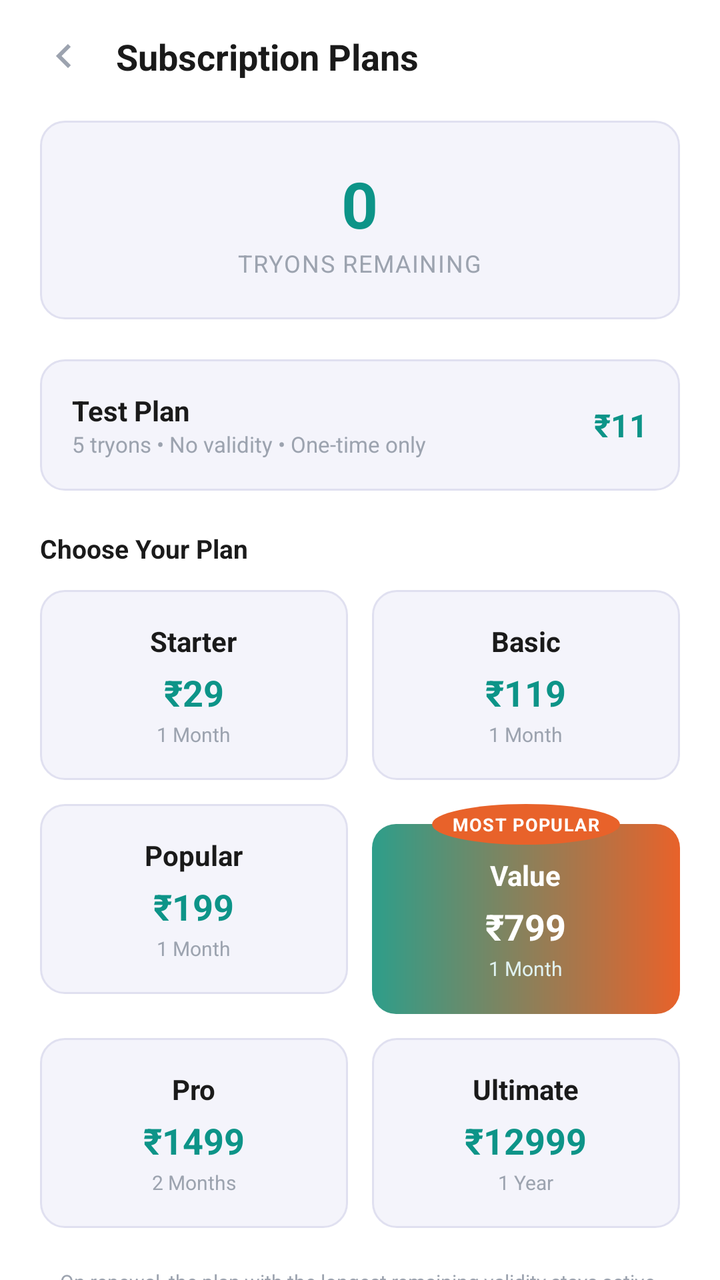
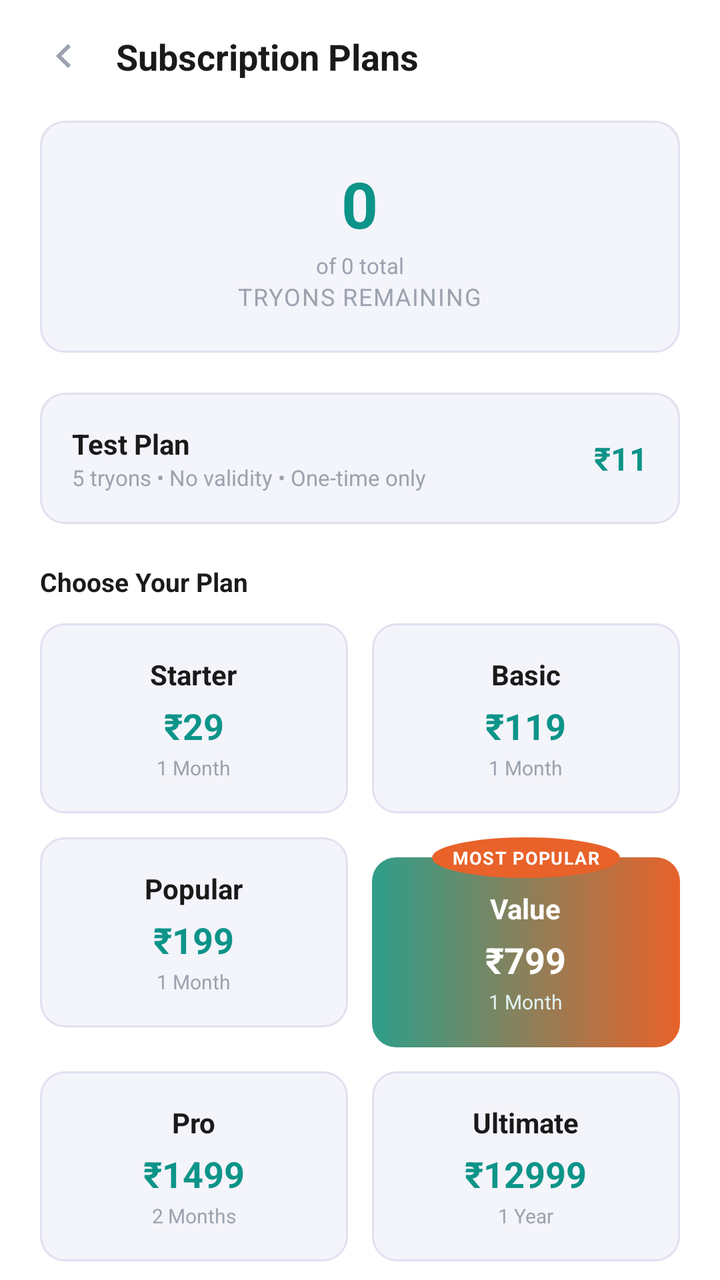

The first picture is an Android layout as it rendered before a commit; the second is the same layout after the commit. The layout source and the unified diff follow.
<!-- AndroidManifest.xml: application theme Theme.FloatingApp -->
<!-- res/layout/activity_subscription.xml -->
<?xml version="1.0" encoding="utf-8"?>
<RelativeLayout
    xmlns:android="http://schemas.android.com/apk/res/android"
    android:layout_width="match_parent"
    android:layout_height="match_parent"
    android:background="#ffffff">

    
    <LinearLayout
        android:id="@+id/topBar"
        android:layout_width="match_parent"
        android:layout_height="wrap_content"
        android:layout_alignParentTop="true"
        android:orientation="horizontal"
        android:gravity="center_vertical"
        android:paddingStart="20dp"
        android:paddingEnd="20dp"
        android:paddingTop="16dp"
        android:paddingBottom="12dp">

        <ImageView
            android:id="@+id/btnBack"
            android:layout_width="24dp"
            android:layout_height="24dp"
            android:src="@drawable/ic_arrow_right"
            android:rotation="180"
            android:clickable="true"
            android:focusable="true"
            android:layout_marginEnd="14dp"/>

        <TextView
            android:layout_width="wrap_content"
            android:layout_height="wrap_content"
            android:text="Subscription Plans"
            android:textColor="#1a1a1a"
            android:textSize="18sp"
            android:textStyle="bold"/>
    </LinearLayout>

    <ScrollView
        android:layout_width="match_parent"
        android:layout_height="match_parent"
        android:layout_below="@id/topBar"
        android:fillViewport="true"
        android:clipToPadding="false">

        <LinearLayout
            android:layout_width="match_parent"
            android:layout_height="wrap_content"
            android:orientation="vertical"
            android:paddingStart="20dp"
            android:paddingEnd="20dp"
            android:paddingTop="8dp"
            android:paddingBottom="32dp">

            
            <LinearLayout
                android:layout_width="match_parent"
                android:layout_height="wrap_content"
                android:orientation="vertical"
                android:gravity="center"
                android:background="@drawable/bg_input"
                android:padding="20dp"
                android:layout_marginBottom="20dp">

                <TextView
                    android:id="@+id/tvCurrentTryons"
                    android:layout_width="wrap_content"
                    android:layout_height="wrap_content"
                    android:text="0"
                    android:textColor="#0d9488"
                    android:textSize="32sp"
                    android:textStyle="bold"/>

                <TextView
                    android:layout_width="wrap_content"
                    android:layout_height="wrap_content"
                    android:text="Tryons Remaining"
                    android:textColor="#9ca3af"
                    android:textSize="12sp"
                    android:textAllCaps="true"
                    android:letterSpacing="0.05"/>
            </LinearLayout>

            
            <LinearLayout
                android:id="@+id/activePlanCard"
                android:layout_width="match_parent"
                android:layout_height="wrap_content"
                android:orientation="vertical"
                android:background="@drawable/bg_input"
                android:padding="16dp"
                android:layout_marginBottom="20dp"
                android:visibility="gone">

                <TextView
                    android:layout_width="wrap_content"
                    android:layout_height="wrap_content"
                    android:text="ACTIVE PLAN"
                    android:textColor="#9ca3af"
                    android:textSize="10sp"
                    android:textAllCaps="true"
                    android:letterSpacing="0.05"/>

                <TextView
                    android:id="@+id/tvActivePlanName"
                    android:layout_width="wrap_content"
                    android:layout_height="wrap_content"
                    android:textColor="#1a1a1a"
                    android:textSize="16sp"
                    android:textStyle="bold"
                    android:layout_marginTop="4dp"/>

                <TextView
                    android:id="@+id/tvActivePlanExpiry"
                    android:layout_width="wrap_content"
                    android:layout_height="wrap_content"
                    android:textColor="#9ca3af"
                    android:textSize="11sp"
                    android:layout_marginTop="2dp"/>
            </LinearLayout>

            
            <LinearLayout
                android:id="@+id/planTest"
                android:layout_width="match_parent"
                android:layout_height="wrap_content"
                android:orientation="horizontal"
                android:gravity="center_vertical"
                android:background="@drawable/bg_input"
                android:padding="16dp"
                android:layout_marginBottom="12dp"
                android:clickable="true"
                android:focusable="true">

                <LinearLayout
                    android:layout_width="0dp"
                    android:layout_height="wrap_content"
                    android:layout_weight="1"
                    android:orientation="vertical">

                    <TextView
                        android:layout_width="wrap_content"
                        android:layout_height="wrap_content"
                        android:text="Test Plan"
                        android:textColor="#1a1a1a"
                        android:textSize="14sp"
                        android:textStyle="bold"/>

                    <TextView
                        android:layout_width="wrap_content"
                        android:layout_height="wrap_content"
                        android:text="5 tryons • No validity • One-time only"
                        android:textColor="#9ca3af"
                        android:textSize="11sp"/>
                </LinearLayout>

                <TextView
                    android:layout_width="wrap_content"
                    android:layout_height="wrap_content"
                    android:text="₹11"
                    android:textColor="#0d9488"
                    android:textSize="16sp"
                    android:textStyle="bold"/>
            </LinearLayout>

            
            <TextView
                android:layout_width="wrap_content"
                android:layout_height="wrap_content"
                android:text="Choose Your Plan"
                android:textColor="#1a1a1a"
                android:textSize="13sp"
                android:textStyle="bold"
                android:layout_marginTop="8dp"
                android:layout_marginBottom="12dp"/>

            
            <LinearLayout
                android:layout_width="match_parent"
                android:layout_height="wrap_content"
                android:orientation="horizontal"
                android:layout_marginBottom="12dp">

                <LinearLayout
                    android:id="@+id/plan1"
                    android:layout_width="0dp"
                    android:layout_height="wrap_content"
                    android:layout_weight="1"
                    android:orientation="vertical"
                    android:gravity="center"
                    android:background="@drawable/bg_input"
                    android:padding="16dp"
                    android:layout_marginEnd="6dp"
                    android:clickable="true"
                    android:focusable="true">

                    <TextView
                        android:layout_width="wrap_content"
                        android:layout_height="wrap_content"
                        android:text="Starter"
                        android:textColor="#1a1a1a"
                        android:textSize="14sp"
                        android:textStyle="bold"/>

                    <TextView
                        android:layout_width="wrap_content"
                        android:layout_height="wrap_content"
                        android:text="₹29"
                        android:textColor="#0d9488"
                        android:textSize="18sp"
                        android:textStyle="bold"
                        android:layout_marginTop="4dp"/>

                    <TextView
                        android:layout_width="wrap_content"
                        android:layout_height="wrap_content"
                        android:text="1 Month"
                        android:textColor="#9ca3af"
                        android:textSize="10sp"
                        android:layout_marginTop="2dp"/>
                </LinearLayout>

                <LinearLayout
                    android:id="@+id/plan5"
                    android:layout_width="0dp"
                    android:layout_height="wrap_content"
                    android:layout_weight="1"
                    android:orientation="vertical"
                    android:gravity="center"
                    android:background="@drawable/bg_input"
                    android:padding="16dp"
                    android:layout_marginStart="6dp"
                    android:clickable="true"
                    android:focusable="true">

                    <TextView
                        android:layout_width="wrap_content"
                        android:layout_height="wrap_content"
                        android:text="Basic"
                        android:textColor="#1a1a1a"
                        android:textSize="14sp"
                        android:textStyle="bold"/>

                    <TextView
                        android:layout_width="wrap_content"
                        android:layout_height="wrap_content"
                        android:text="₹119"
                        android:textColor="#0d9488"
                        android:textSize="18sp"
                        android:textStyle="bold"
                        android:layout_marginTop="4dp"/>

                    <TextView
                        android:layout_width="wrap_content"
                        android:layout_height="wrap_content"
                        android:text="1 Month"
                        android:textColor="#9ca3af"
                        android:textSize="10sp"
                        android:layout_marginTop="2dp"/>
                </LinearLayout>
            </LinearLayout>

            
            <LinearLayout
                android:layout_width="match_parent"
                android:layout_height="wrap_content"
                android:orientation="horizontal"
                android:layout_marginBottom="12dp">

                <LinearLayout
                    android:id="@+id/plan10"
                    android:layout_width="0dp"
                    android:layout_height="wrap_content"
                    android:layout_weight="1"
                    android:orientation="vertical"
                    android:gravity="center"
                    android:background="@drawable/bg_input"
                    android:padding="16dp"
                    android:layout_marginEnd="6dp"
                    android:clickable="true"
                    android:focusable="true">

                    <TextView
                        android:layout_width="wrap_content"
                        android:layout_height="wrap_content"
                        android:text="Popular"
                        android:textColor="#1a1a1a"
                        android:textSize="14sp"
                        android:textStyle="bold"/>

                    <TextView
                        android:layout_width="wrap_content"
                        android:layout_height="wrap_content"
                        android:text="₹199"
                        android:textColor="#0d9488"
                        android:textSize="18sp"
                        android:textStyle="bold"
                        android:layout_marginTop="4dp"/>

                    <TextView
                        android:layout_width="wrap_content"
                        android:layout_height="wrap_content"
                        android:text="1 Month"
                        android:textColor="#9ca3af"
                        android:textSize="10sp"
                        android:layout_marginTop="2dp"/>
                </LinearLayout>

                <FrameLayout
                    android:layout_width="0dp"
                    android:layout_height="wrap_content"
                    android:layout_weight="1"
                    android:layout_marginStart="6dp">

                    <LinearLayout
                        android:id="@+id/plan50"
                        android:layout_width="match_parent"
                        android:layout_height="wrap_content"
                        android:orientation="vertical"
                        android:gravity="center"
                        android:background="@drawable/bg_teal_btn"
                        android:padding="16dp"
                        android:layout_marginTop="10dp"
                        android:clickable="true"
                        android:focusable="true">

                        <TextView
                            android:layout_width="wrap_content"
                            android:layout_height="wrap_content"
                            android:text="Value"
                            android:textColor="#ffffff"
                            android:textSize="14sp"
                            android:textStyle="bold"/>

                        <TextView
                            android:layout_width="wrap_content"
                            android:layout_height="wrap_content"
                            android:text="₹799"
                            android:textColor="#ffffff"
                            android:textSize="18sp"
                            android:textStyle="bold"
                            android:layout_marginTop="4dp"/>

                        <TextView
                            android:layout_width="wrap_content"
                            android:layout_height="wrap_content"
                            android:text="1 Month"
                            android:textColor="#e0f2f1"
                            android:textSize="10sp"
                            android:layout_marginTop="2dp"/>
                    </LinearLayout>

                    <TextView
                        android:layout_width="wrap_content"
                        android:layout_height="wrap_content"
                        android:layout_gravity="top|center_horizontal"
                        android:text="MOST POPULAR"
                        android:textColor="#ffffff"
                        android:textSize="9sp"
                        android:textStyle="bold"
                        android:letterSpacing="0.05"
                        android:background="@drawable/bg_dot_orange"
                        android:paddingStart="10dp"
                        android:paddingEnd="10dp"
                        android:paddingTop="4dp"
                        android:paddingBottom="4dp"/>
                </FrameLayout>
            </LinearLayout>

            
            <LinearLayout
                android:layout_width="match_parent"
                android:layout_height="wrap_content"
                android:orientation="horizontal"
                android:layout_marginBottom="20dp">

                <LinearLayout
                    android:id="@+id/plan100"
                    android:layout_width="0dp"
                    android:layout_height="wrap_content"
                    android:layout_weight="1"
                    android:orientation="vertical"
                    android:gravity="center"
                    android:background="@drawable/bg_input"
                    android:padding="16dp"
                    android:layout_marginEnd="6dp"
                    android:clickable="true"
                    android:focusable="true">

                    <TextView
                        android:layout_width="wrap_content"
                        android:layout_height="wrap_content"
                        android:text="Pro"
                        android:textColor="#1a1a1a"
                        android:textSize="14sp"
                        android:textStyle="bold"/>

                    <TextView
                        android:layout_width="wrap_content"
                        android:layout_height="wrap_content"
                        android:text="₹1499"
                        android:textColor="#0d9488"
                        android:textSize="18sp"
                        android:textStyle="bold"
                        android:layout_marginTop="4dp"/>

                    <TextView
                        android:layout_width="wrap_content"
                        android:layout_height="wrap_content"
                        android:text="2 Months"
                        android:textColor="#9ca3af"
                        android:textSize="10sp"
                        android:layout_marginTop="2dp"/>
                </LinearLayout>

                <LinearLayout
                    android:id="@+id/plan1000"
                    android:layout_width="0dp"
                    android:layout_height="wrap_content"
                    android:layout_weight="1"
                    android:orientation="vertical"
                    android:gravity="center"
                    android:background="@drawable/bg_input"
                    android:padding="16dp"
                    android:layout_marginStart="6dp"
                    android:clickable="true"
                    android:focusable="true">

                    <TextView
                        android:layout_width="wrap_content"
                        android:layout_height="wrap_content"
                        android:text="Ultimate"
                        android:textColor="#1a1a1a"
                        android:textSize="14sp"
                        android:textStyle="bold"/>

                    <TextView
                        android:layout_width="wrap_content"
                        android:layout_height="wrap_content"
                        android:text="₹12999"
                        android:textColor="#0d9488"
                        android:textSize="18sp"
                        android:textStyle="bold"
                        android:layout_marginTop="4dp"/>

                    <TextView
                        android:layout_width="wrap_content"
                        android:layout_height="wrap_content"
                        android:text="1 Year"
                        android:textColor="#9ca3af"
                        android:textSize="10sp"
                        android:layout_marginTop="2dp"/>
                </LinearLayout>
            </LinearLayout>

            <TextView
                android:layout_width="match_parent"
                android:layout_height="wrap_content"
                android:text="On renewal, the plan with the longest remaining validity stays active."
                android:textColor="#9ca3af"
                android:textSize="10sp"
                android:gravity="center"/>

            
            <TextView
                android:layout_width="match_parent"
                android:layout_height="wrap_content"
                android:text="Purchase History"
                android:textColor="#1a1a1a"
                android:textSize="13sp"
                android:textStyle="bold"
                android:layout_marginTop="24dp"
                android:layout_marginBottom="12dp"/>

            <com.dontry.app.NonScrollableRecyclerView
                android:id="@+id/rvPurchaseHistory"
                android:layout_width="match_parent"
                android:layout_height="wrap_content"
                android:nestedScrollingEnabled="false"/>

            <TextView
                android:id="@+id/tvNoHistory"
                android:layout_width="match_parent"
                android:layout_height="wrap_content"
                android:text="No purchases yet"
                android:textColor="#9ca3af"
                android:textSize="12sp"
                android:gravity="center"
                android:visibility="gone"
                android:padding="20dp"/>

        </LinearLayout>
    </ScrollView>

</RelativeLayout>
<!-- resources referenced by this layout -->
<resources>
  <!-- drawable bg_dot_orange (drawable) -->
  <?xml version="1.0" encoding="utf-8"?>
  <shape xmlns:android="http://schemas.android.com/apk/res/android"
      android:shape="oval">
      <solid android:color="#E8622A"/>
  </shape>
  <!-- drawable bg_input (drawable) -->
  <?xml version="1.0" encoding="utf-8"?>
  <shape xmlns:android="http://schemas.android.com/apk/res/android"
      android:shape="rectangle">
  
      <solid android:color="#f4f4fb"/>
  
      <stroke
          android:width="1dp"
          android:color="#e0e0f0"/>
  
      <corners android:radius="12dp"/>
  
  </shape>
  <!-- drawable bg_teal_btn (drawable) -->
  <?xml version="1.0" encoding="utf-8"?>
  <shape xmlns:android="http://schemas.android.com/apk/res/android"
      android:shape="rectangle">
      <gradient
          android:startColor="#2E9E8A"
          android:endColor="#E8622A"
          android:angle="0"/>
      <corners android:radius="12dp"/>
  </shape>
  <!-- drawable ic_arrow_right (drawable) -->
  <?xml version="1.0" encoding="utf-8"?>
  <vector xmlns:android="http://schemas.android.com/apk/res/android"
      android:width="24dp"
      android:height="24dp"
      android:viewportWidth="24"
      android:viewportHeight="24">
      <path
          android:fillColor="#9ca3af"
          android:pathData="M8.59,16.59L13.17,12 8.59,7.41 10,6l6,6-6,6-1.41-1.41z"/>
  </vector>
  <style name="Theme.FloatingApp" parent="Theme.AppCompat.NoActionBar">
          <item name="android:windowBackground">#07070f</item>
          <item name="android:statusBarColor">#07070f</item>
          <item name="android:navigationBarColor">#07070f</item>
      </style>
</resources>

<!-- the commit's change to res/layout/activity_subscription.xml (unified diff, before → after) -->
@@ -71,6 +71,17 @@
                     android:textColor="#0d9488"
                     android:textSize="32sp"
                     android:textStyle="bold"/>
+
+                <TextView
+                    android:id="@+id/tvTotalTryons"
+                    android:layout_width="wrap_content"
+                    android:layout_height="wrap_content"
+                    android:text="of 0 total"
+                    android:textColor="#9ca3af"
+                    android:textSize="11sp"
+                    android:layout_marginTop="2dp"/>
+
+
 
                 <TextView
                     android:layout_width="wrap_content"
